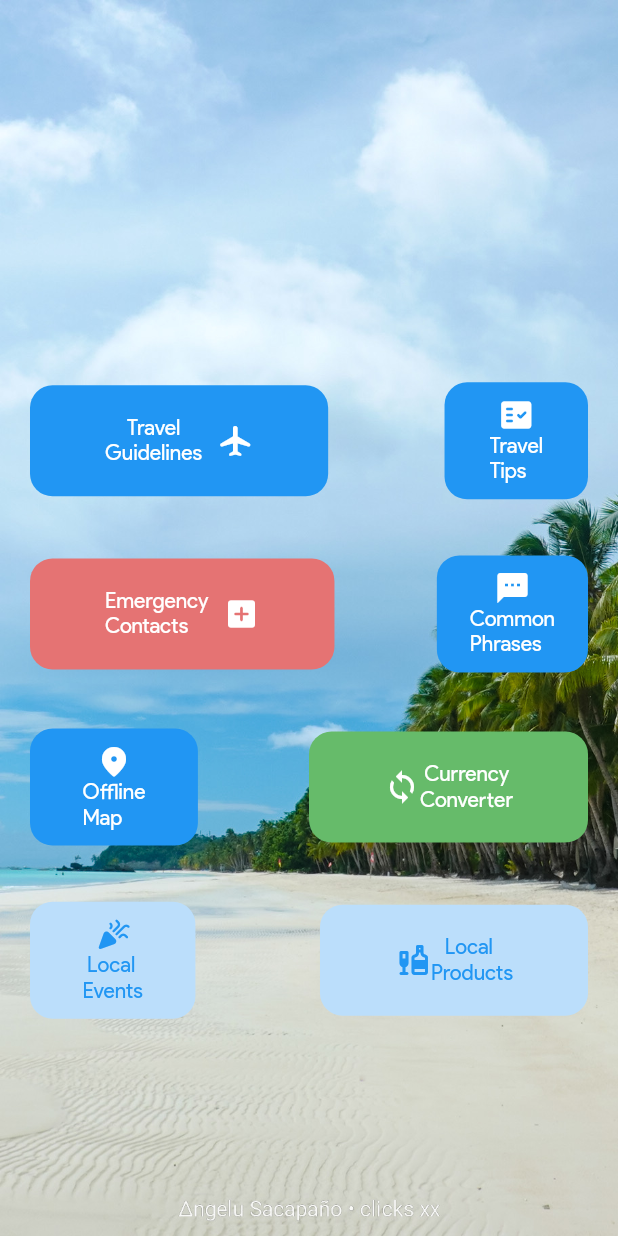
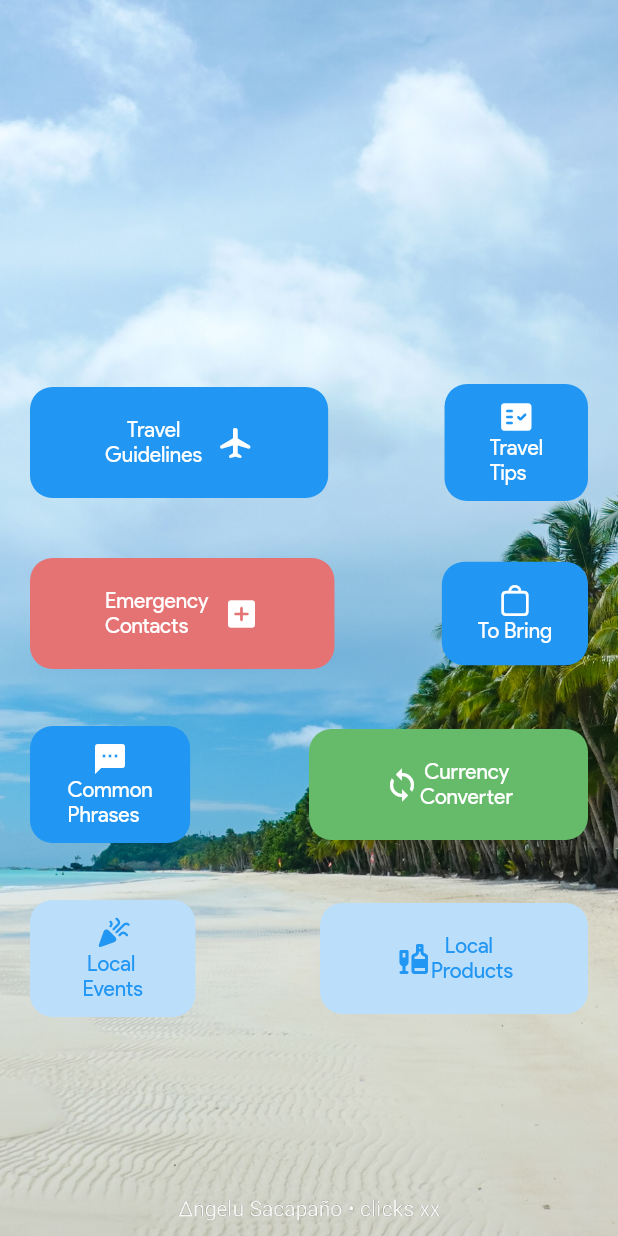
Before and after one commit to jhunanthony/bywayboracay, a Flutter app: the BagPage screen opened by its route, on a phone screen of 412 x 824 dp. Run offline on Flutter 3.47's test engine with Material 2 defaults, Android fonts, the phone set to English and light mode, and no system bars; drawn by our look-alikes of overlay_support; our stand-ins replace awesome_notifications, bottom_navy_bar, carousel_slider, chips_choice_null_safety, cloud_firestore, expandable and 12 more; missing offline and left inert: filter_list, flutter_phone_direct_caller, flutter_polyline_points, flutter_social_content_share, mailer; accounts and stored records are empty.

Commit message:
add top bring page

```diff
--- a/lib/pages/BagPage.dart
+++ b/lib/pages/BagPage.dart
@@ -1,9 +1,11 @@
 import 'package:bywayborcay/widgets/BagPageWidgets/local_products/localproducts.dart';
-import 'package:bywayborcay/widgets/MapWidgets/offline.dart';
+import 'package:flutter/cupertino.dart';
+
 
 import 'package:flutter/material.dart';
 
 import '../widgets/BagPageWidgets/CurrencyConverter/currencywidget.dart';
+import '../widgets/BagPageWidgets/tobring.dart';
 import '../widgets/BagPageWidgets/travelguidelines.dart';
 import '../widgets/BagPageWidgets/commonphrase.dart';
 import '../widgets/BagPageWidgets/emergencywidget.dart';
@@ -131,9 +133,39 @@ class BagPage extends StatelessWidget {
                     style: TextButton.styleFrom(
                       backgroundColor: Colors.blue,
                       primary: Colors.white,
+                      padding: EdgeInsets.only(
+                          left: 24, right: 24, top: 14, bottom: 14),
+                      shape: RoundedRectangleBorder(
+                          borderRadius: BorderRadius.circular(15.0)),
+                    ),
+                    onPressed: () {
+                      Navigator.push(
+                          context,
+                          MaterialPageRoute(
+                              builder: (context) => ToBringPage()));
+                    },
+                    child: Column(
+                      // Replace with a Row for horizontal icon + text
+                      children: <Widget>[
+                        Icon(
+                          CupertinoIcons.bag,
+                        ),
+                        Text("\To Bring"),
+                      ],
+                    ),
+                  ),
+                ],
+              ),
+              Row(
+                mainAxisAlignment: MainAxisAlignment.spaceBetween,
+                children: [
+                  TextButton(
+                    style: TextButton.styleFrom(
+                      backgroundColor: Colors.blue,
+                      primary: Colors.white,
                       onSurface: Colors.grey,
                       padding: EdgeInsets.only(
-                          left: 22, right: 22, top: 10, bottom: 10),
+                          left: 25, right: 25, top: 10, bottom: 10),
                       shape: RoundedRectangleBorder(
                           borderRadius: BorderRadius.circular(15.0)),
                     ),
@@ -148,34 +180,6 @@ class BagPage extends StatelessWidget {
                       children: <Widget>[
                         Icon(Icons.textsms_rounded),
                         Text("\Common\nPhrases")
-                      ],
-                    ),
-                  ),
-                ],
-              ),
-              Row(
-                mainAxisAlignment: MainAxisAlignment.spaceBetween,
-                children: [
-                  TextButton(
-                    style: TextButton.styleFrom(
-                      backgroundColor: Colors.blue,
-                      primary: Colors.white,
-                      padding: EdgeInsets.only(
-                          left: 35, right: 35, top: 10, bottom: 10),
-                      shape: RoundedRectangleBorder(
-                          borderRadius: BorderRadius.circular(15.0)),
-                    ),
-                    onPressed: () {
-                      Navigator.push(
-                          context,
-                          MaterialPageRoute(
-                              builder: (context) => Offline_Map()));
-                    },
-                    child: Column(
-                      // Replace with a Row for horizontal icon + text
-                      children: <Widget>[
-                        Icon(Icons.fmd_good_rounded),
-                        Text("\Offline\nMap")
                       ],
                     ),
                   ),
--- a/lib/widgets/MapWidgets/offline.dart
+++ /dev/null
@@ -1,38 +0,0 @@
-import 'package:flutter/material.dart';
-
-class Offline_Map extends StatefulWidget {
-
-
-  @override
-  _Offline_MapState createState() => _Offline_MapState();
-}
-
-class _Offline_MapState extends State<Offline_Map> {
-  @override
-  Widget build(BuildContext context) {
-    return Scaffold(
-      body: Center(
-        child: Column(
-          children: <Widget>[
-            Padding(
-              padding: const EdgeInsets.only(top: 30.0),
-              child: Text(
-                'Offline Map',
-                style: TextStyle(
-                  color: Colors.black,
-                  fontSize: 22,
-                  fontWeight: FontWeight.w800,
-                  letterSpacing: 3,
-                ),
-              ),
-            ),
-            Padding(
-              padding: const EdgeInsets.only(top: 0.0),
-              child: Image.asset('assets/images/1.png'),
-            ),
-          ],
-        ),
-      ),
-    );
-  }
-}
```
Also changed, not shown: lib/widgets/BagPageWidgets/tobring.dart (added, +153 -0 lines).
